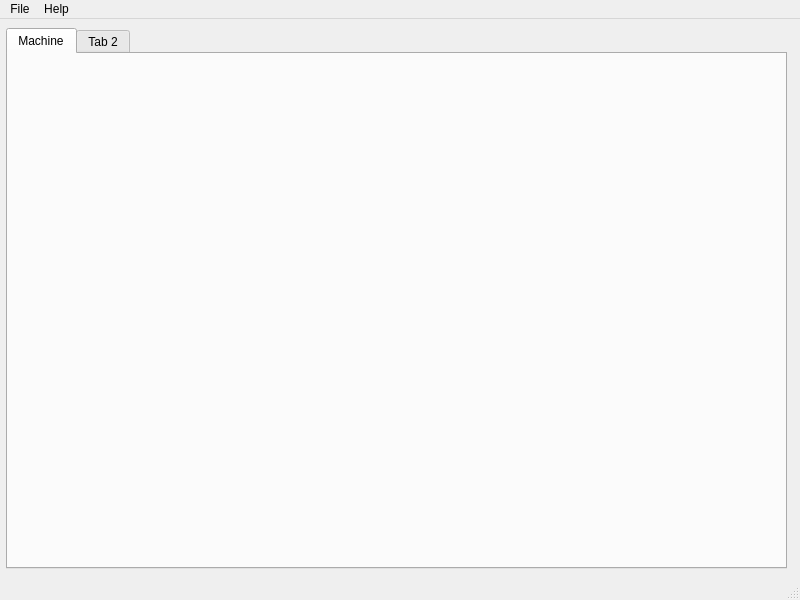
This is pconfig.ui in cnc4less/pconfig as Qt 5 draws it before an edit. The edited form follows.
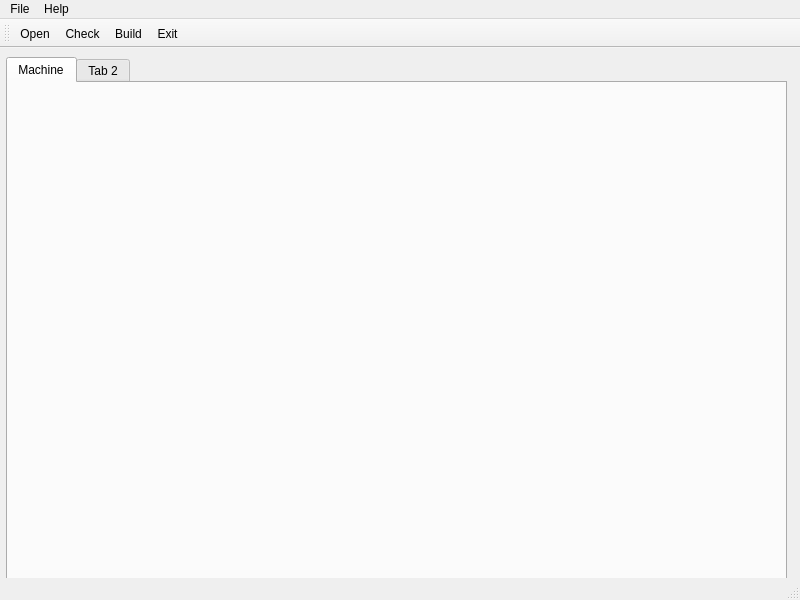
This is the edited form.

The edit to the form file:
```diff
--- a/pconfig.ui
+++ b/pconfig.ui
@@ -70,6 +70,21 @@
    <addaction name="menuHelp"/>
   </widget>
   <widget class="QStatusBar" name="statusbar"/>
+  <widget class="QToolBar" name="toolBar">
+   <property name="windowTitle">
+    <string>toolBar</string>
+   </property>
+   <attribute name="toolBarArea">
+    <enum>TopToolBarArea</enum>
+   </attribute>
+   <attribute name="toolBarBreak">
+    <bool>false</bool>
+   </attribute>
+   <addaction name="actionOpen"/>
+   <addaction name="actionCheck"/>
+   <addaction name="actionBuild"/>
+   <addaction name="actionExit"/>
+  </widget>
   <action name="actionNew">
    <property name="text">
     <string>New</string>
```
